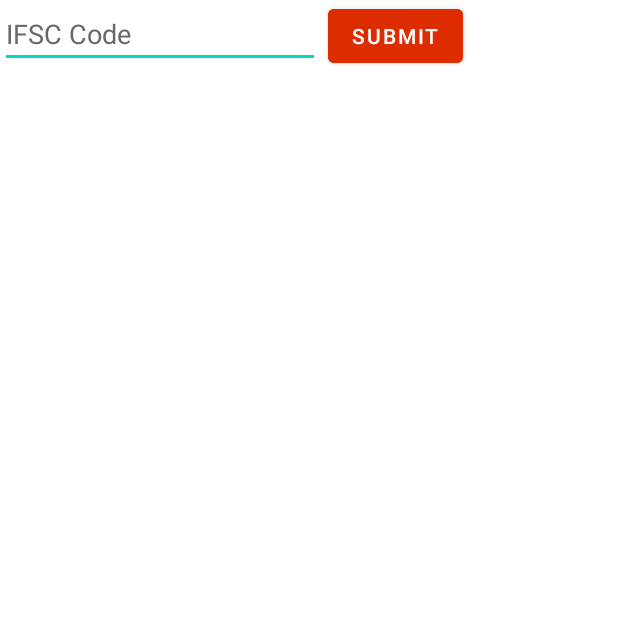
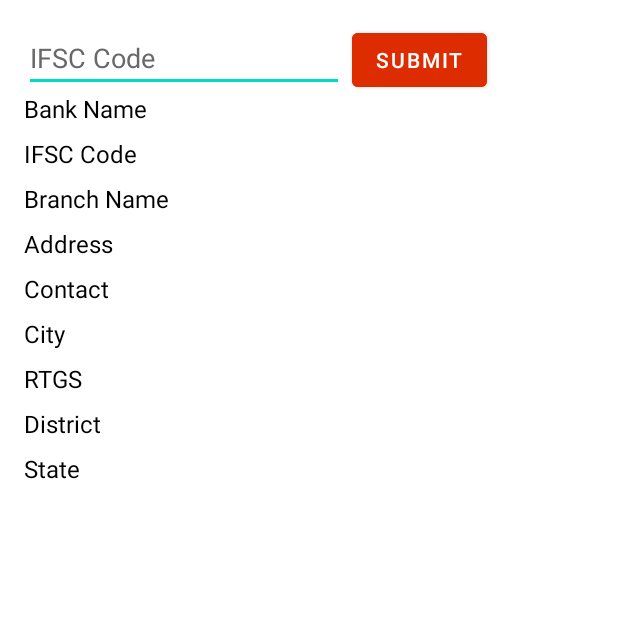
Before and after one commit to adii07/IFSC_CODE, an Android app: the screen it shows after launch (MainActivity), after a tap on "SUBMIT", on a phone screen of 412 x 824 dp, the top half of it. Run offline under Robolectric (Android 15) with nearby library versions, the phone set to English and light mode, and no system bars; our stand-ins replace Volley, navigation-ui; network calls fail.

Commit message:
Fetch Details

```diff
--- a/app/build.gradle
+++ b/app/build.gradle
@@ -37,6 +37,7 @@ dependencies {
     implementation 'androidx.navigation:navigation-ui:2.3.1'
     implementation 'androidx.lifecycle:lifecycle-livedata-ktx:2.2.0'
     implementation 'androidx.lifecycle:lifecycle-viewmodel-ktx:2.2.0'
+    implementation 'com.android.volley:volley:1.1.1'
     testImplementation 'junit:junit:4.+'
     androidTestImplementation 'androidx.test.ext:junit:1.1.2'
     androidTestImplementation 'androidx.test.espresso:espresso-core:3.3.0'
--- a/app/src/main/java/com/example/ifsccode/ui/home/HomeFragment.java
+++ b/app/src/main/java/com/example/ifsccode/ui/home/HomeFragment.java
@@ -20,8 +20,17 @@ import androidx.lifecycle.Observer;
 import androidx.lifecycle.ViewModelProvider;
 import androidx.loader.content.AsyncTaskLoader;
 
+import com.android.volley.Request;
+import com.android.volley.RequestQueue;
+import com.android.volley.Response;
+import com.android.volley.VolleyError;
+import com.android.volley.toolbox.JsonObjectRequest;
+import com.android.volley.toolbox.StringRequest;
+import com.android.volley.toolbox.Volley;
+import com.example.ifsccode.Helper.Helper;
 import com.example.ifsccode.R;
 
+import org.json.JSONException;
 import org.json.JSONObject;
 
 import java.io.BufferedReader;
@@ -37,6 +46,8 @@ public class HomeFragment extends Fragment {
     private HomeViewModel homeViewModel;
     private Button submit;
     private EditText ifsc;
+    private String url,code;
+    private TextView BANK_NAME,IFSC_CODE,BRANCH_NAME,ADDRESS,CONTACT_NO,CITY,RTGS,DISTRICT,STATE;
    // private ProgressDialog pd;
 
 
@@ -46,76 +57,95 @@ public class HomeFragment extends Fragment {
         View root = inflater.inflate(R.layout.fragment_home, container, false);
         submit=root.findViewById(R.id.Submit_BTN);
         ifsc=root.findViewById(R.id.IFSC_code_TXT);
+        BANK_NAME=root.findViewById(R.id.bank_name);
+        IFSC_CODE=root.findViewById(R.id.IFSC);
+        BRANCH_NAME=root.findViewById(R.id.branch);
+        ADDRESS=root.findViewById(R.id.address);
+        CONTACT_NO=root.findViewById(R.id.contact_number);
+        CITY=root.findViewById(R.id.city);
+        RTGS=root.findViewById(R.id.rtgs);
+        DISTRICT=root.findViewById(R.id.district);
+        STATE=root.findViewById(R.id.state);
 
-        String code=ifsc.getText().toString();
-        String url="https://ifsc.razorpay.com/"+code;
 
         submit.setOnClickListener(new View.OnClickListener() {
             @Override
             public void onClick(View view) {
-                new getDetails().execute(url);
+                code=ifsc.getText().toString();
+                url="https://ifsc.razorpay.com/"+code;
+                loadData();
+            }
+        });
+        return root;
+    }
+
+    private void loadData(){
+        RequestQueue queue = Volley.newRequestQueue(getContext());
+
+        // Request a string response from the provided URL.
+        JsonObjectRequest jsonObjectRequest = new JsonObjectRequest
+                (Request.Method.GET, url,null,new Response.Listener<JSONObject>() {
+                    @Override
+                    public void onResponse(JSONObject response) {
+                        try
+                        {
+                            String Bank=response.getString("BANK");
+                            String Ifsc=response.getString("IFSC");
+                            String Branch=response.getString("BRANCH");
+                            String Address=response.getString("ADDRESS");
+                            String Contact=response.getString("CONTACT");
+                            String City=response.getString("CITY");
+                            Boolean Rtgs=response.getBoolean("RTGS");
+                            String District=response.getString("DISTRICT");
+                            String State=response.getString("STATE");
+                            assignText(Bank,Ifsc,Branch,Address,Contact,City,Rtgs,District,State);
+                        }
+                        catch (JSONException e)
+                        {
+                            e.printStackTrace();
+                        }
+
+                    }
+                }, new Response.ErrorListener() {
+            @Override
+            public void onErrorResponse(VolleyError error) {
+                Helper.Log("error message",error.toString());
             }
         });
 
+// Add the request to the RequestQueue.
+        queue.add(jsonObjectRequest);
+    }
 
+    private void assignText(String Bank,String Ifsc,String Branch,String Address,String Contact,String City,Boolean Rtgs,String  District,String State){
+        //Bank name
+        BANK_NAME.setText(Bank);
+        BANK_NAME.setVisibility(View.VISIBLE);
+        //IFSC code
+        IFSC_CODE.setText(Ifsc);
+        IFSC_CODE.setVisibility(View.VISIBLE);
+        //Branch name
+        BRANCH_NAME.setText(Branch);
+        BRANCH_NAME.setVisibility(View.VISIBLE);
+        //Address
+        ADDRESS.setText(Address);
+        ADDRESS.setVisibility(View.VISIBLE);
+        //Contact details
+        CONTACT_NO.setText(Contact);
+        CONTACT_NO.setVisibility(View.VISIBLE);
+        //City name
+        CITY.setText(City);
+        CITY.setVisibility(View.VISIBLE);
+       // RTGS availability
+        RTGS.setText(Rtgs.toString());
+        RTGS.setVisibility(View.VISIBLE);
+        //District name
+        DISTRICT.setText(District);
+        DISTRICT.setVisibility(View.VISIBLE);
+        //State name
+        STATE.setText(State);
+        STATE.setVisibility(View.VISIBLE);
 
-        return root;
     }
-    private class getDetails extends AsyncTask<String,String,String> {
 
-//        protected void onPreExecute() {
-//            super.onPreExecute();
-//
-//            pd = new ProgressDialog(MainActivity.this);
-//            pd.setMessage("Please wait");
-//            pd.setCancelable(false);
-//            pd.show();
-//        }
-        @Override
-        protected String doInBackground(String... params) {
-
-
-            HttpURLConnection connection=null;
-            BufferedReader reader=null;
-            try {
-                URL url = new URL(params[0]);
-                connection = (HttpURLConnection) url.openConnection();
-                connection.connect();
-
-                InputStream stream=connection.getInputStream();
-                reader=new BufferedReader(new InputStreamReader(stream));
-                StringBuffer stringBuffer=new StringBuffer();
-                String line="";
-
-                while ((line = reader.readLine()) != null) {
-                    stringBuffer.append(line+"\n");
-                    Log.d("BANK: ", "> " + line);   //here we get whole response
-
-                }
-
-                return stringBuffer.toString();
-
-            }
-            catch (MalformedURLException e) {
-                e.printStackTrace();
-            }
-            catch (IOException e) {
-                e.printStackTrace();
-            } finally {
-                if (connection != null) {
-                    connection.disconnect();
-                }
-                try {
-                    if (reader != null) {
-                        reader.close();
-                    }
-                } catch (IOException e) {
-                    e.printStackTrace();
-                }
-            }
-            return null;
-
-
-        }
-    }
 }
--- a/app/src/main/res/layout/fragment_home.xml
+++ b/app/src/main/res/layout/fragment_home.xml
@@ -10,12 +10,14 @@
         android:id="@+id/IFSC_code_TXT"
         android:layout_width="wrap_content"
         android:layout_height="wrap_content"
+        android:layout_marginStart="16dp"
+        android:layout_marginTop="16dp"
         android:ems="10"
         android:hint="IFSC Code"
         android:inputType="textPersonName"
+        android:outlineAmbientShadowColor="#686868"
+        android:textColor="@color/black"
         android:textColorHint="#686868"
-        android:textColor="@color/black"
-        android:outlineAmbientShadowColor="#686868"
         app:layout_constraintStart_toStartOf="parent"
         app:layout_constraintTop_toTopOf="parent" />
 
@@ -24,9 +26,117 @@
         android:layout_width="wrap_content"
         android:layout_height="wrap_content"
         android:layout_marginStart="5dp"
+        android:backgroundTint="#dd2c00"
         android:text="Submit"
-        android:backgroundTint="#dd2c00"
         android:textColor="@color/white"
         app:layout_constraintStart_toEndOf="@+id/IFSC_code_TXT"
-        app:layout_constraintTop_toTopOf="@+id/nav_host_fragment" />
+        app:layout_constraintTop_toTopOf="@+id/IFSC_code_TXT" />
+
+    <TextView
+        android:id="@+id/bank_name"
+        android:layout_width="wrap_content"
+        android:layout_height="wrap_content"
+        android:layout_marginStart="16dp"
+        android:text="Bank Name"
+        android:textColor="@color/black"
+        android:textSize="16sp"
+        android:visibility="visible"
+        app:layout_constraintStart_toStartOf="parent"
+        app:layout_constraintTop_toBottomOf="@+id/IFSC_code_TXT" />
+
+    <TextView
+        android:id="@+id/IFSC"
+        android:layout_width="wrap_content"
+        android:layout_height="wrap_content"
+        android:layout_marginTop="8dp"
+        android:text="IFSC Code"
+        android:textColor="@color/black"
+        android:textSize="16sp"
+        android:visibility="visible"
+        app:layout_constraintStart_toStartOf="@+id/bank_name"
+        app:layout_constraintTop_toBottomOf="@+id/bank_name" />
+
+    <TextView
+        android:id="@+id/branch"
+        android:layout_width="wrap_content"
+        android:layout_height="wrap_content"
+        android:layout_marginTop="8dp"
+        android:text="Branch Name"
+        android:textColor="@color/black"
+        android:textSize="16sp"
+        android:visibility="visible"
+        app:layout_constraintStart_toStartOf="@+id/IFSC"
+        app:layout_constraintTop_toBottomOf="@+id/IFSC" />
+
+    <TextView
+        android:id="@+id/address"
+        android:layout_width="wrap_content"
+        android:layout_height="wrap_content"
+        android:layout_marginTop="8dp"
+        android:text="Address"
+        android:textColor="@color/black"
+        android:textSize="16sp"
+        android:visibility="visible"
+        app:layout_constraintStart_toStartOf="@+id/branch"
+        app:layout_constraintTop_toBottomOf="@+id/branch" />
+
+    <TextView
+        android:id="@+id/contact_number"
+        android:layout_width="wrap_content"
+        android:layout_height="wrap_content"
+        android:layout_marginTop="8dp"
+        android:text="Contact"
+        android:textColor="@color/black"
+        android:textSize="16sp"
+        android:visibility="visible"
+        app:layout_constraintStart_toStartOf="@+id/address"
+        app:layout_constraintTop_toBottomOf="@+id/address" />
+
+    <TextView
+        android:id="@+id/city"
+        android:layout_width="wrap_content"
+        android:layout_height="wrap_content"
+        android:layout_marginTop="8dp"
+        android:text="City"
+        android:textColor="@color/black"
+        android:textSize="16sp"
+        android:visibility="visible"
+        app:layout_constraintStart_toStartOf="@+id/contact_number"
+        app:layout_constraintTop_toBottomOf="@+id/contact_number" />
+
+    <TextView
+        android:id="@+id/rtgs"
+        android:layout_width="wrap_content"
+        android:layout_height="wrap_content"
+        android:layout_marginTop="8dp"
+        android:text="RTGS"
+        android:textColor="@color/black"
+        android:textSize="16sp"
+        android:visibility="visible"
+        app:layout_constraintStart_toStartOf="@+id/city"
+        app:layout_constraintTop_toBottomOf="@+id/city" />
+
+    <TextView
+        android:id="@+id/district"
+        android:layout_width="wrap_content"
+        android:layout_height="wrap_content"
+        android:layout_marginTop="8dp"
+        android:text="District"
+        android:textColor="@color/black"
+        android:textSize="16sp"
+        android:visibility="visible"
+        app:layout_constraintStart_toStartOf="@+id/rtgs"
+        app:layout_constraintTop_toBottomOf="@+id/rtgs" />
+
+    <TextView
+        android:id="@+id/state"
+        android:layout_width="wrap_content"
+        android:layout_height="wrap_content"
+        android:layout_marginTop="8dp"
+        android:text="State"
+        android:textColor="@color/black"
+        android:textSize="16sp"
+        android:visibility="visible"
+        app:layout_constraintStart_toStartOf="@+id/district"
+        app:layout_constraintTop_toBottomOf="@+id/district" />
 </androidx.constraintlayout.widget.ConstraintLayout>
--- a/build.gradle
+++ b/build.gradle
@@ -5,7 +5,7 @@ buildscript {
         jcenter()
     }
     dependencies {
-        classpath "com.android.tools.build:gradle:4.1.0"
+        classpath 'com.android.tools.build:gradle:4.1.1'
 
         // NOTE: Do not place your application dependencies here; they belong
         // in the individual module build.gradle files
```
Also changed, not shown: gradle/wrapper/gradle-wrapper.properties.
